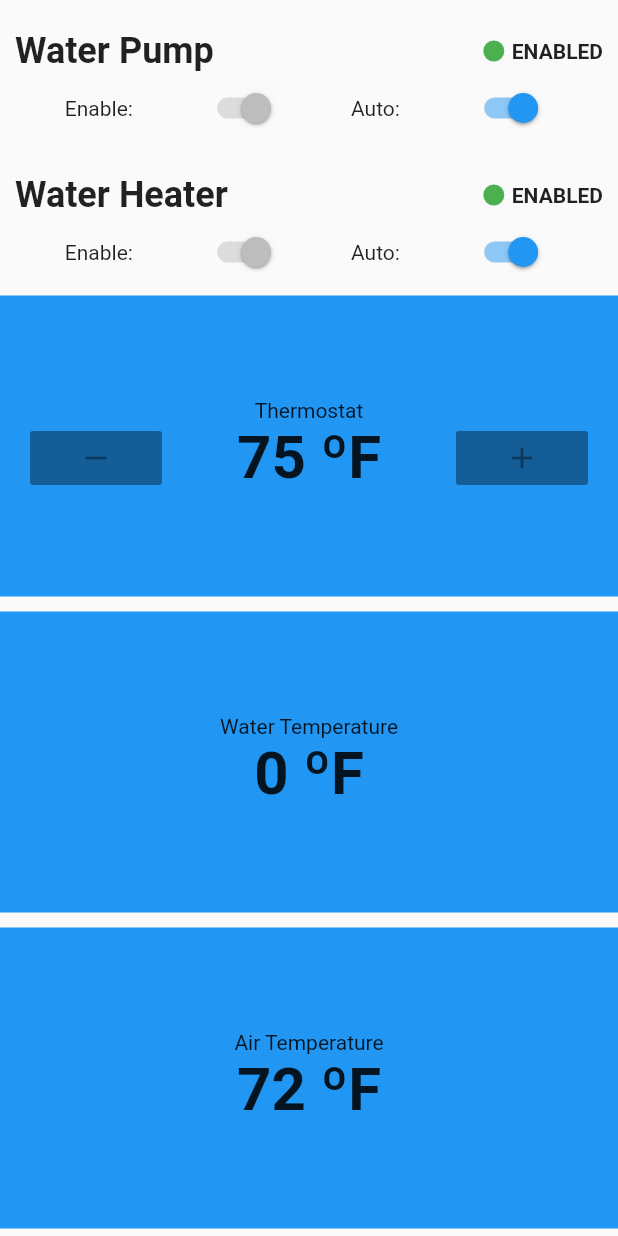
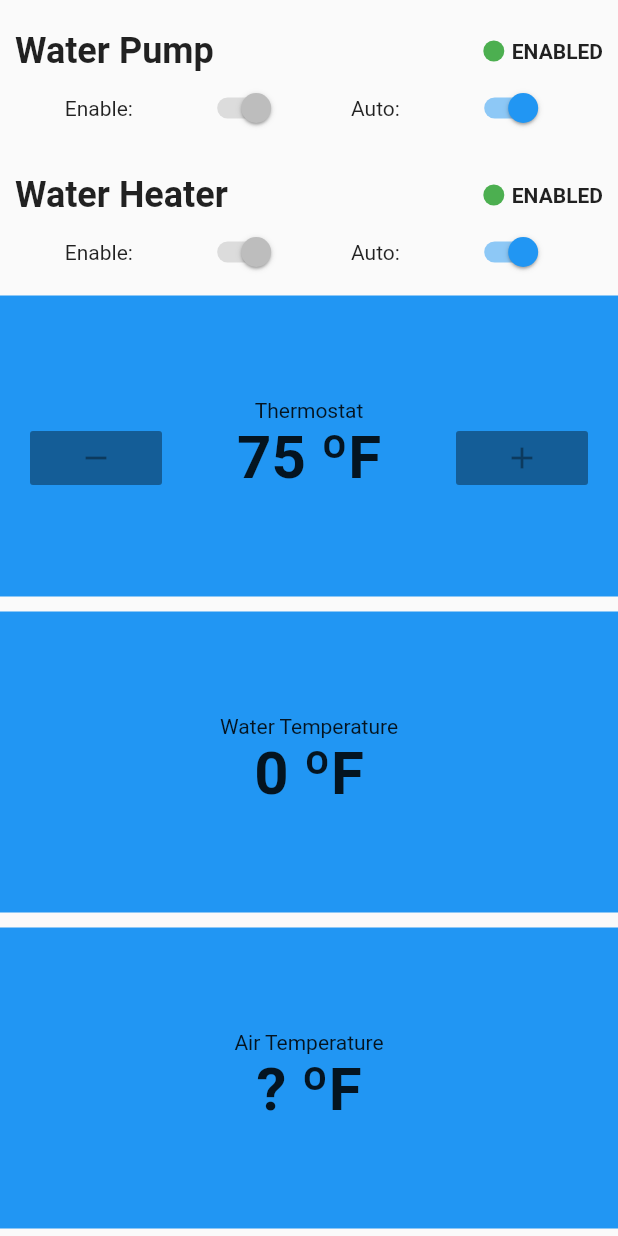
Before and after one commit to cbrewster/PoolController, a Flutter app: the Dashboard widget shown alone on an empty page, opened directly with empty values, on a phone screen of 412 x 824 dp. Run offline on Flutter 3.47's test engine with Material 2 defaults, Android fonts, the phone set to English and light mode, and no system bars; our stand-ins replace flutter_blue.

Commit message:
Implement air temperature sensor

```diff
--- a/pool_interface/lib/controller.dart
+++ b/pool_interface/lib/controller.dart
@@ -7,6 +7,7 @@ class PoolInfo {
   PoolInfo({this.waterTemp});
 
   int waterTemp;
+  int airTemp;
 }
 
 class PoolController extends StatelessWidget {
@@ -234,7 +235,8 @@ class _DashboardState extends State<Dashboard> {
       Flexible(
           child: DataDisplay(
         label: "Air Temperature",
-        value: "72 ºF",
+        value:
+            "${widget.poolInfo.airTemp != null ? widget.poolInfo.airTemp : "?"} ºF",
       )),
     ]);
   }
```
Also changed, not shown: pool_interface/lib/search.dart (+40 -10 lines), 1 other file.
